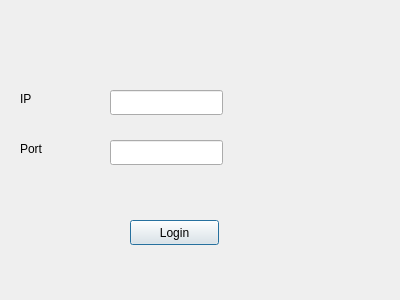
Above: store/ui/login.ui from cccsssshh/Aris_Team5 before the change. Below: the same form after it.
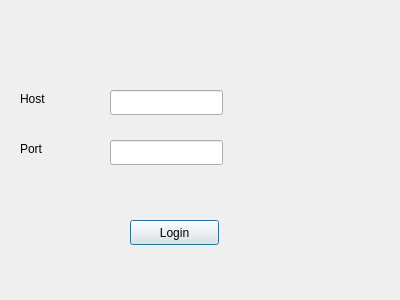
That is the form after the change.

```diff
--- a/store/ui/login.ui
+++ b/store/ui/login.ui
@@ -36,7 +36,7 @@
     </rect>
    </property>
    <property name="text">
-    <string>IP</string>
+    <string>Host</string>
    </property>
   </widget>
   <widget class="QLabel" name="portLabel">
```
Left out of the diff: 6 changed lines with no effect on the pictures.
